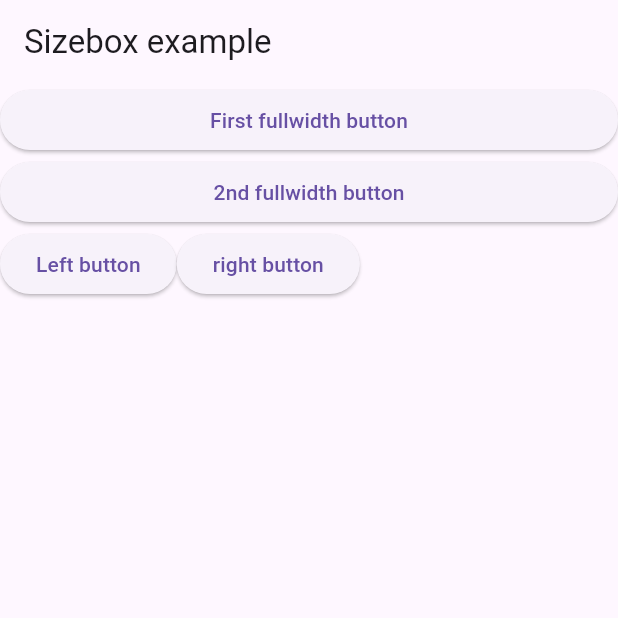
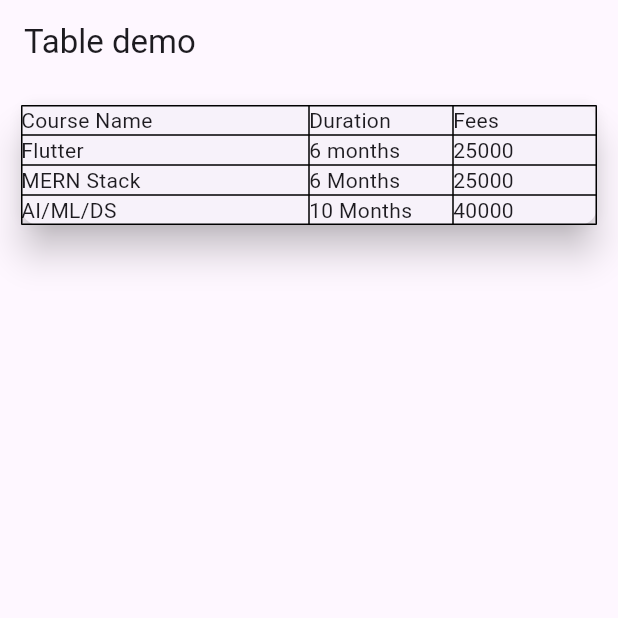
Before and after one commit to theeasylearn/flutter12_basic_of_flutter, a Flutter app: the screen it shows after launch, on a phone screen of 412 x 824 dp, the top half of it. Run offline on Flutter 3.47's test engine with Material 3 defaults, Android fonts, the phone set to English and light mode, and no system bars.

Commit message:
9_sixedbox_demo_1.dart

```diff
--- a/lib/main.dart
+++ b/lib/main.dart
@@ -1,3 +1,4 @@
+import 'package:basics_of_flutter/table_demo_1.dart';
 import 'package:flutter/material.dart';
 import '1_center_container_text.dart';
 import '2_container.dart';
@@ -5,6 +6,7 @@ import '3_align_demo.dart';
 import '7_row_column_expanded_1.dart';
 import '8_card_widget_1.dart';
 import '9_sizebox_demo_1.dart';
+import 'aspect_demo_1.dart';
 import 'image_demo.dart';
 import 'baseline_demo_1.dart';
 import 'stack_demo_1.dart';
@@ -12,6 +14,6 @@ import '4_row_demo_1.dart';
 import '5_row_demo_2.dart';
 import '6_column_demo_1.dart';
 void main() {
-  SizedBoxDemo1  screen = new SizedBoxDemo1();
+  TableDemo1  screen = new TableDemo1();
   runApp(screen);
 }
--- /dev/null
+++ b/lib/table_demo_1.dart
@@ -0,0 +1,51 @@
+import 'package:basics_of_flutter/1_center_container_text.dart';
+import 'package:flutter/material.dart';
+
+class TableDemo1 extends StatelessWidget {
+  @override
+  Widget build(BuildContext context) {
+    return MaterialApp(
+      home: Scaffold(
+        appBar: AppBar(
+          title: Text("Table demo"),
+        ),
+        body: Padding(
+          padding: EdgeInsets.all(10),
+          child: Card(
+            elevation: 10,
+            child: Table(
+              border: TableBorder.all(),
+              columnWidths: {
+                0: FractionColumnWidth(0.5),
+                1: FractionColumnWidth(0.25),
+                2: FractionColumnWidth(0.25),
+              },
+              children: [
+                TableRow(children: [
+                  Text("Course Name"),
+                  Text("Duration"),
+                  Text("Fees"),
+                ]),
+                TableRow(children: [
+                  Text("Flutter"),
+                  Text("6 months"),
+                  Text("25000"),
+                ]),
+                TableRow(children: [
+                  Text("MERN Stack"),
+                  Text("6 Months"),
+                  Text("25000"),
+                ]),
+                TableRow(children: [
+                  Text("AI/ML/DS"),
+                  Text("10 Months"),
+                  Text("40000"),
+                ]),
+              ],
+            ),
+          ),
+        ),
+      ),
+    );
+  }
+}
```
Also changed, not shown: lib/aspect_demo_1.dart (added, +48 -0 lines).
